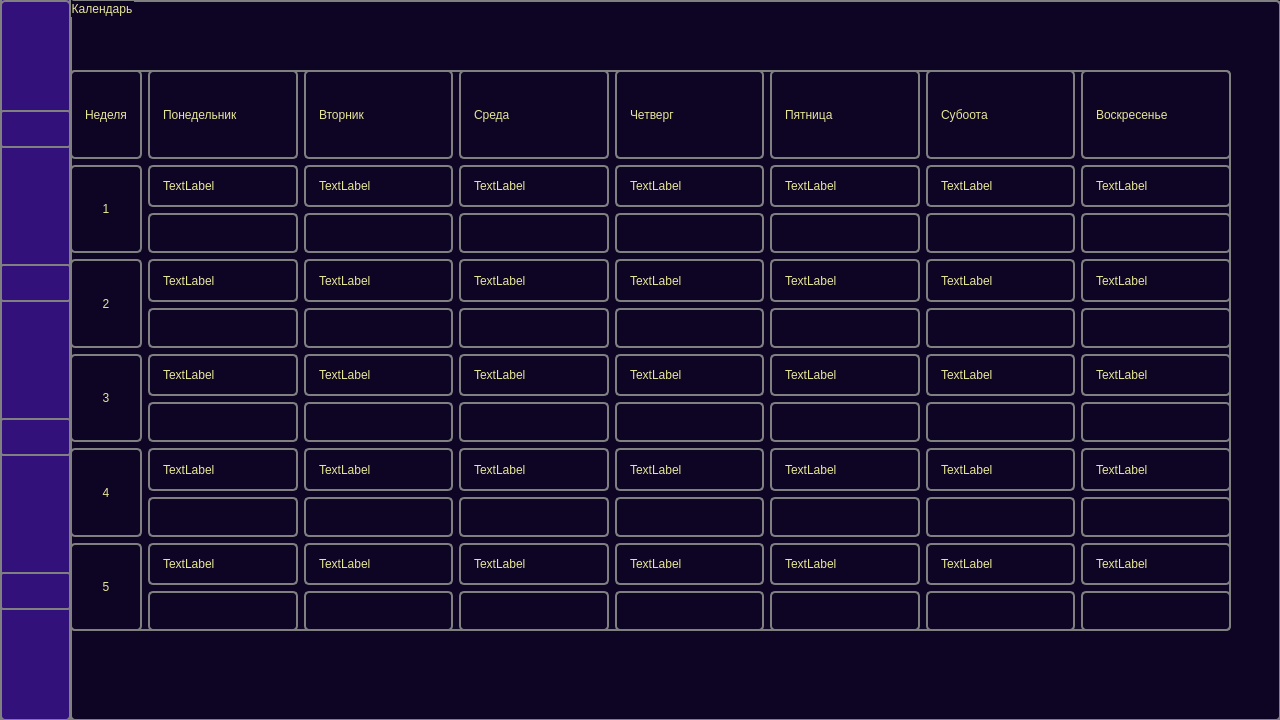
This is main.ui in ZeNik77/MEGAPROJECT as Qt 5 draws it before an edit. The edited form follows.
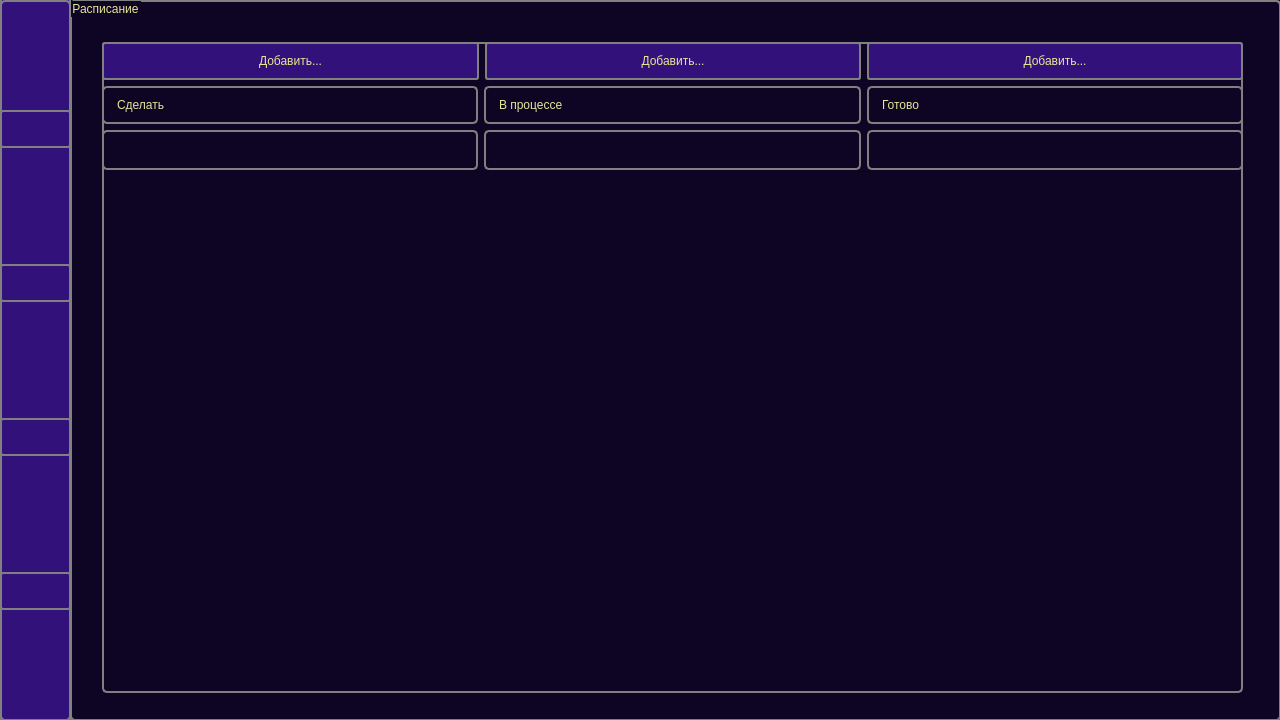
This is the edited form. Icons and pictures are not drawn.

```diff
--- a/main.ui
+++ b/main.ui
@@ -248,38 +248,17 @@
     <property name="title">
      <string>Расписание</string>
     </property>
-    <widget class="QWidget" name="">
+    <widget class="QWidget" name="layoutWidget">
      <property name="geometry">
       <rect>
        <x>32</x>
        <y>42</y>
-       <width>1121</width>
-       <height>121</height>
+       <width>1141</width>
+       <height>651</height>
       </rect>
      </property>
      <layout class="QGridLayout" name="gridLayout">
-      <item row="1" column="2">
-       <widget class="QLabel" name="label_done">
-        <property name="text">
-         <string>Готово</string>
-        </property>
-       </widget>
-      </item>
-      <item row="1" column="1">
-       <widget class="QLabel" name="label_inprocess">
-        <property name="text">
-         <string>В процессе</string>
-        </property>
-       </widget>
-      </item>
-      <item row="1" column="0">
-       <widget class="QLabel" name="label_todo">
-        <property name="text">
-         <string>Сделать</string>
-        </property>
-       </widget>
-      </item>
-      <item row="0" column="0" colspan="3">
+      <item row="0" column="0" colspan="2">
        <layout class="QHBoxLayout" name="horizontalLayout">
         <item>
          <widget class="QPushButton" name="btn_todo">
@@ -317,10 +296,12 @@
           </property>
          </widget>
         </item>
-        <item>
-         <widget class="QPushButton" name="btn_done">
-          <property name="styleSheet">
-           <string notr="true">QPushButton:hover
+       </layout>
+      </item>
+      <item row="0" column="2">
+       <widget class="QPushButton" name="btn_done">
+        <property name="styleSheet">
+         <string notr="true">QPushButton:hover
 {
  background-color: #2a0f66;
 }
@@ -329,11 +310,90 @@
 	background-color:#32127a;
 	border-radius: 3;
 }</string>
+        </property>
+        <property name="text">
+         <string>Добавить...</string>
+        </property>
+       </widget>
+      </item>
+      <item row="1" column="0">
+       <layout class="QVBoxLayout" name="layout_todo">
+        <item>
+         <widget class="QLabel" name="label_todo">
+          <property name="text">
+           <string>Сделать</string>
           </property>
+         </widget>
+        </item>
+        <item>
+         <widget class="QLineEdit" name="lineEdit_st1"/>
+        </item>
+        <item>
+         <spacer name="verticalSpacer">
+          <property name="orientation">
+           <enum>Qt::Vertical</enum>
+          </property>
+          <property name="sizeHint" stdset="0">
+           <size>
+            <width>20</width>
+            <height>40</height>
+           </size>
+          </property>
+         </spacer>
+        </item>
+       </layout>
+      </item>
+      <item row="1" column="2">
+       <layout class="QVBoxLayout" name="layout_done">
+        <item>
+         <widget class="QLabel" name="label_done">
           <property name="text">
-           <string>Добавить...</string>
+           <string>Готово</string>
           </property>
          </widget>
+        </item>
+        <item>
+         <widget class="QLineEdit" name="lineEdit_st3"/>
+        </item>
+        <item>
+         <spacer name="verticalSpacer_3">
+          <property name="orientation">
+           <enum>Qt::Vertical</enum>
+          </property>
+          <property name="sizeHint" stdset="0">
+           <size>
+            <width>20</width>
+            <height>40</height>
+           </size>
+          </property>
+         </spacer>
+        </item>
+       </layout>
+      </item>
+      <item row="1" column="1">
+       <layout class="QVBoxLayout" name="layout_inprocess">
+        <item>
+         <widget class="QLabel" name="label_inprocess">
+          <property name="text">
+           <string>В процессе</string>
+          </property>
+         </widget>
+        </item>
+        <item>
+         <widget class="QLineEdit" name="lineEdit_st2"/>
+        </item>
+        <item>
+         <spacer name="verticalSpacer_2">
+          <property name="orientation">
+           <enum>Qt::Vertical</enum>
+          </property>
+          <property name="sizeHint" stdset="0">
+           <size>
+            <width>20</width>
+            <height>40</height>
+           </size>
+          </property>
+         </spacer>
         </item>
        </layout>
       </item>
@@ -971,6 +1031,10 @@
      </layout>
     </widget>
    </widget>
+   <zorder>groupBox_4</zorder>
+   <zorder>groupBox</zorder>
+   <zorder>groupBox_2</zorder>
+   <zorder>groupBox_3</zorder>
   </widget>
  </widget>
  <resources/>
```
